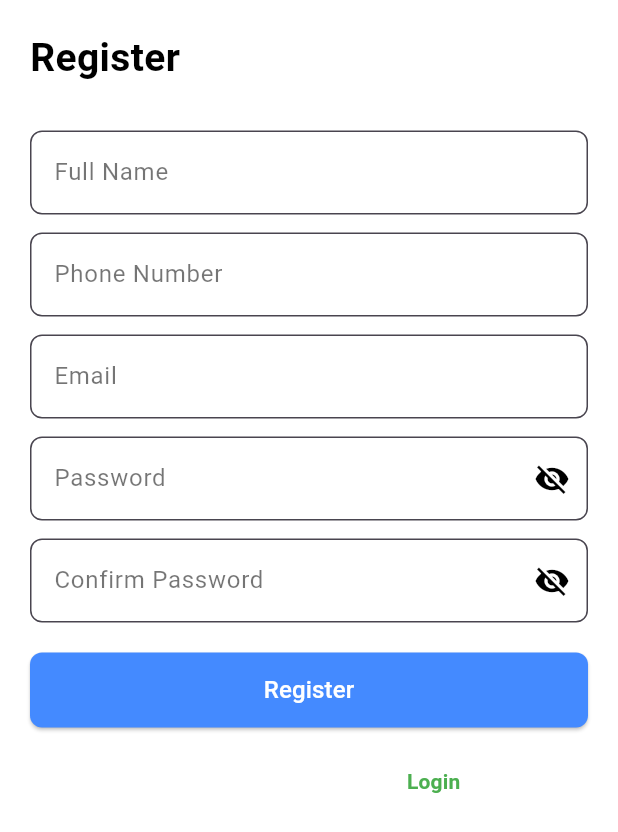
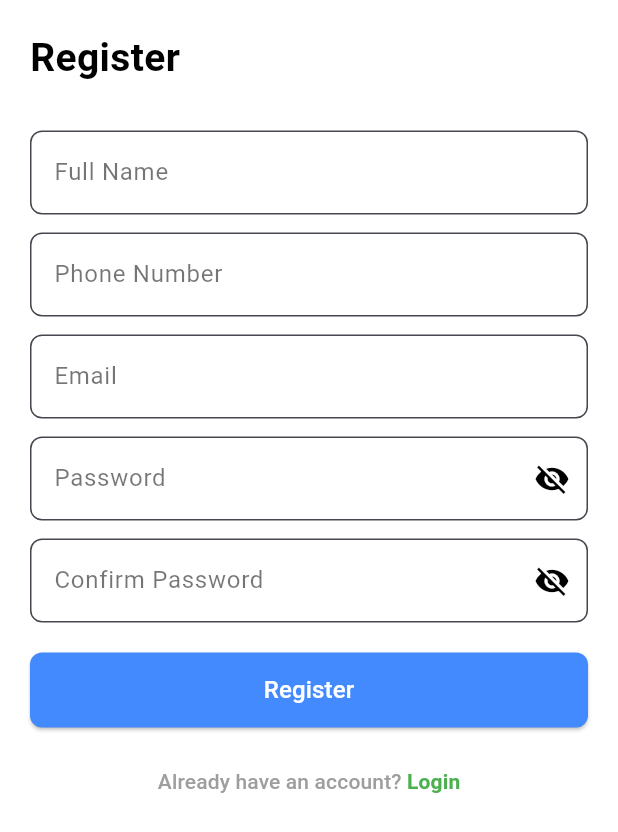
Before and after one commit to ashokstha61/test_clarity, a Flutter app: the RegisterScreen screen opened directly, on a phone screen of 412 x 824 dp. Shown: the top 832 px of the screen. Run offline on Flutter 3.47's test engine with Material 3 defaults, Android fonts, the phone set to English and light mode, and no system bars; our stand-ins replace circular_countdown_timer, cloud_firestore, firebase_auth, firebase_core, flutter_screenutil, flutter_styled_toast and 6 more; missing offline and left inert: dart:ffi; accounts and stored records are empty.

Commit message:
changes in styles text

```diff
--- a/lib/view/register/register.dart
+++ b/lib/view/register/register.dart
@@ -484,7 +484,7 @@ class _RegisterScreenState extends State<RegisterScreen> {
                       child: const Text.rich(
                         TextSpan(
                           text: "Already have an account? ",
-                          style: TextStyle(color: Colors.white70),
+                          style: TextStyle(color: Colors.grey),
                           children: [
                             TextSpan(
                               text: "Login",
```
Also changed, not shown: lib/view/signin/sign_in_view.dart (+7 -6 lines).
